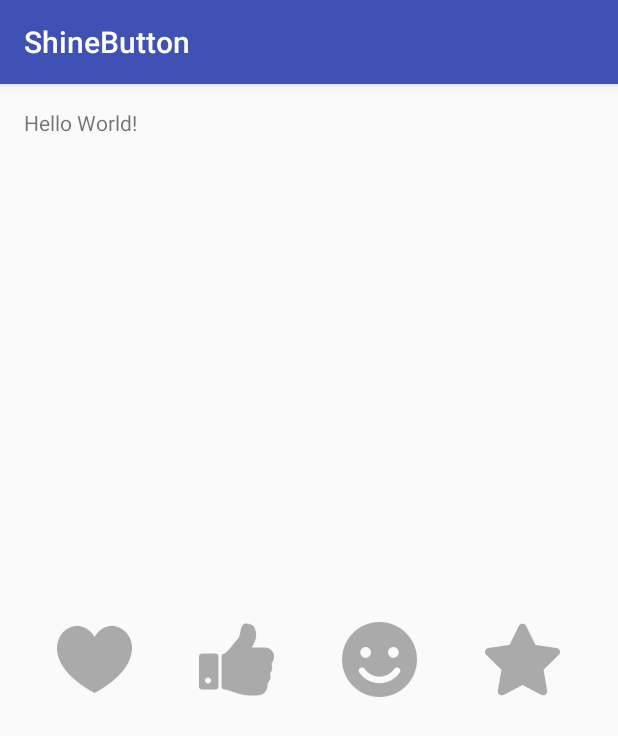
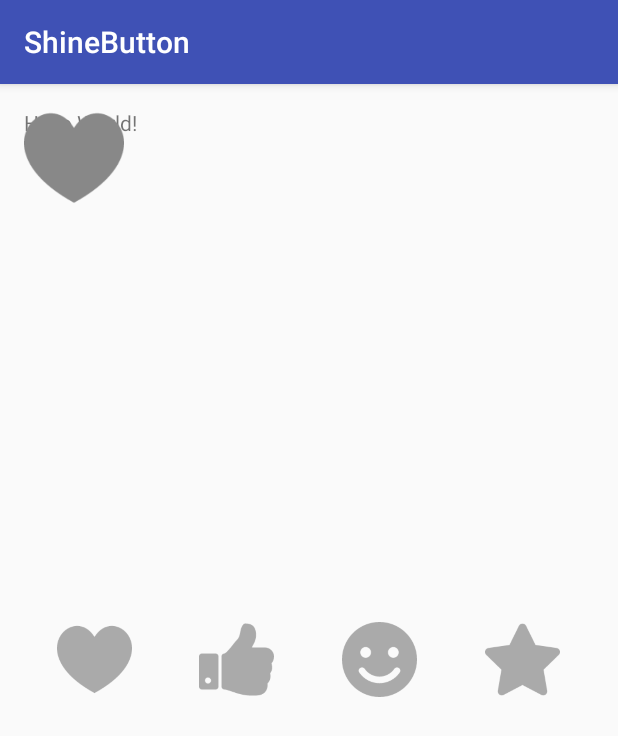
Before and after one commit to ChadCSong/ShineButton, an Android app: the screen it shows after launch (MainActivity), on a phone screen of 412 x 824 dp. Shown: the top 736 px of the screen. Run offline under Robolectric (Android 15) with nearby library versions, the phone set to English and light mode, and no system bars; libraries missing offline, so code that uses them is left out: com.daasuu.ei.

```diff
--- a/app/src/main/java/com/sackcentury/shinebutton/MainActivity.java
+++ b/app/src/main/java/com/sackcentury/shinebutton/MainActivity.java
@@ -1,9 +1,11 @@
 package com.sackcentury.shinebutton;
 
+import android.graphics.Color;
 import android.os.Bundle;
 import android.support.v7.app.AppCompatActivity;
 import android.util.Log;
 import android.view.View;
+import android.widget.LinearLayout;
 
 import com.sackcentury.shinebuttonlib.ShineButton;
 
@@ -19,6 +21,9 @@ public class MainActivity extends AppCompatActivity {
         super.onCreate(savedInstanceState);
         setContentView(R.layout.activity_main);
         shineButton = (ShineButton) findViewById(R.id.po_image0);
+
+        LinearLayout linearLayout = (LinearLayout) findViewById(R.id.wrapper);
+
         if (shineButton != null)
             shineButton.init(this);
         porterShapeImageView1 = (ShineButton) findViewById(R.id.po_image1);
@@ -30,6 +35,20 @@ public class MainActivity extends AppCompatActivity {
         porterShapeImageView3 = (ShineButton) findViewById(R.id.po_image3);
         if (porterShapeImageView3 != null)
             porterShapeImageView3.init(this);
+
+
+        ShineButton shineButtonJava = new ShineButton(this);
+
+        shineButtonJava.setBtnColor(Color.GRAY);
+        shineButtonJava.setBtnFillColor(Color.RED);
+        shineButtonJava.setShapeResource(R.raw.heart);
+        shineButtonJava.setAllowRandomColor(true);
+        LinearLayout.LayoutParams layoutParams = new LinearLayout.LayoutParams(100, 100);
+        shineButtonJava.setLayoutParams(layoutParams);
+        if (linearLayout != null) {
+            linearLayout.addView(shineButtonJava);
+        }
+
 
 
         shineButton.setOnClickListener(new View.OnClickListener() {
@@ -44,12 +63,7 @@ public class MainActivity extends AppCompatActivity {
                 Log.e(TAG, "click "+checked);
             }
         });
-        porterShapeImageView1.setOnClickListener(new View.OnClickListener() {
-            @Override
-            public void onClick(View view) {
-                Log.e(TAG, "click");
-            }
-        });
+
         porterShapeImageView2.setOnClickListener(new View.OnClickListener() {
             @Override
             public void onClick(View view) {
--- a/app/src/main/res/layout/activity_main.xml
+++ b/app/src/main/res/layout/activity_main.xml
@@ -87,4 +87,12 @@
                 app:siShape="@raw/star"/>
         </RelativeLayout>
     </LinearLayout>
+
+    <LinearLayout
+        android:layout_width="match_parent"
+        android:layout_height="wrap_content"
+        android:orientation="horizontal"
+        android:id="@+id/wrapper">
+
+    </LinearLayout>
 </RelativeLayout>
--- a/shinebuttonlib/src/main/java/com/sackcentury/shinebuttonlib/PorterImageView.java
+++ b/shinebuttonlib/src/main/java/com/sackcentury/shinebuttonlib/PorterImageView.java
@@ -141,6 +141,12 @@ public abstract class PorterImageView extends ImageView {
 
     @Override
     protected void onMeasure(int widthMeasureSpec, int heightMeasureSpec) {
+        if (widthMeasureSpec == 0) {
+            widthMeasureSpec = 50;
+        }
+        if (heightMeasureSpec == 0) {
+            heightMeasureSpec = 50;
+        }
         super.onMeasure(widthMeasureSpec, heightMeasureSpec);
     }
 }
--- a/shinebuttonlib/src/main/java/com/sackcentury/shinebuttonlib/PorterShapeImageView.java
+++ b/shinebuttonlib/src/main/java/com/sackcentury/shinebuttonlib/PorterShapeImageView.java
@@ -36,6 +36,11 @@ public class PorterShapeImageView extends PorterImageView {
             typedArray.recycle();
         }
         matrix = new Matrix();
+    }
+
+    void setShape(Drawable drawable) {
+        shape = drawable;
+        invalidate();
     }
 
     @Override
--- a/shinebuttonlib/src/main/java/com/sackcentury/shinebuttonlib/ShineButton.java
+++ b/shinebuttonlib/src/main/java/com/sackcentury/shinebuttonlib/ShineButton.java
@@ -7,6 +7,7 @@ import android.content.Context;
 import android.content.res.TypedArray;
 import android.graphics.Canvas;
 import android.graphics.Color;
+import android.os.Build;
 import android.util.AttributeSet;
 import android.util.DisplayMetrics;
 import android.util.Log;
@@ -27,13 +28,16 @@ public class ShineButton extends PorterShapeImageView {
     private static final String TAG = "ShineButton";
     private boolean isChecked = false;
 
-    private int btn_color;
-    private int btn_fill_color;
+    private int btnColor;
+    private int btnFillColor;
+
+    int DEFAULT_WIDTH = 50;
+    int DEFAULT_HEIGHT = 50;
 
     Activity activity;
     ShineView shineView;
     ValueAnimator shakeAnimator;
-    ShineView.ShineParams shineParams;
+    ShineView.ShineParams shineParams = new ShineView.ShineParams();
 
     OnCheckedChangeListener listener;
 
@@ -41,6 +45,9 @@ public class ShineButton extends PorterShapeImageView {
 
     public ShineButton(Context context) {
         super(context);
+        if (context instanceof Activity) {
+            init((Activity) context);
+        }
     }
 
     public ShineButton(Context context, AttributeSet attrs) {
@@ -55,13 +62,13 @@ public class ShineButton extends PorterShapeImageView {
     }
 
     private void initButton(Context context, AttributeSet attrs) {
+
         if (context instanceof Activity) {
             init((Activity) context);
         }
-        shineParams = new ShineView.ShineParams();
         TypedArray a = context.obtainStyledAttributes(attrs, R.styleable.ShineButton);
-        btn_color = a.getColor(R.styleable.ShineButton_btn_color, Color.GRAY);
-        btn_fill_color = a.getColor(R.styleable.ShineButton_btn_fill_color, Color.BLACK);
+        btnColor = a.getColor(R.styleable.ShineButton_btn_color, Color.GRAY);
+        btnFillColor = a.getColor(R.styleable.ShineButton_btn_fill_color, Color.BLACK);
         shineParams.allowRandomColor = a.getBoolean(R.styleable.ShineButton_allow_random_color, false);
         shineParams.animDuration = a.getInteger(R.styleable.ShineButton_shine_animation_duration, (int) shineParams.animDuration);
         shineParams.bigShineColor = a.getColor(R.styleable.ShineButton_big_shine_color, shineParams.bigShineColor);
@@ -72,9 +79,8 @@ public class ShineButton extends PorterShapeImageView {
         shineParams.shineTurnAngle = a.getFloat(R.styleable.ShineButton_shine_turn_angle, shineParams.shineTurnAngle);
         shineParams.smallShineColor = a.getColor(R.styleable.ShineButton_small_shine_color, shineParams.smallShineColor);
         shineParams.smallShineOffsetAngle = a.getFloat(R.styleable.ShineButton_small_shine_offset_angle, shineParams.smallShineOffsetAngle);
-
         a.recycle();
-        setSrcColor(btn_color);
+        setSrcColor(btnColor);
     }
 
     public int getBottomHeight() {
@@ -82,7 +88,7 @@ public class ShineButton extends PorterShapeImageView {
     }
 
     public int getColor() {
-        return btn_fill_color;
+        return btnFillColor;
     }
 
     public boolean isChecked() {
@@ -90,21 +96,22 @@ public class ShineButton extends PorterShapeImageView {
     }
 
 
-    public void setBtn_color(int btn_color) {
-        this.btn_color = btn_color;
+    public void setBtnColor(int btnColor) {
+        this.btnColor = btnColor;
+        setSrcColor(this.btnColor);
     }
 
-    public void setBtn_fill_color(int btn_fill_color) {
-        this.btn_fill_color = btn_fill_color;
+    public void setBtnFillColor(int btnFillColor) {
+        this.btnFillColor = btnFillColor;
     }
 
     public void setChecked(boolean checked) {
         isChecked = checked;
         if (checked) {
-            setSrcColor(btn_fill_color);
+            setSrcColor(btnFillColor);
             isChecked = true;
         } else {
-            setSrcColor(btn_color);
+            setSrcColor(btnColor);
             isChecked = false;
         }
         onListenerUpdate(checked);
@@ -117,13 +124,62 @@ public class ShineButton extends PorterShapeImageView {
     }
 
     public void setCancel() {
-        setSrcColor(btn_color);
+        setSrcColor(btnColor);
+        if (shakeAnimator != null) {
+            shakeAnimator.cancel();
+        }
         isChecked = false;
+    }
+
+    public void setAllowRandomColor(boolean allowRandomColor) {
+        shineParams.allowRandomColor = allowRandomColor;
+    }
+
+    public void setAnimDuration(int durationMs) {
+        shineParams.animDuration = durationMs;
+    }
+
+    public void setBigShineColor(int color) {
+        shineParams.bigShineColor = color;
+    }
+
+    public void setClickAnimDuration(int durationMs) {
+        shineParams.clickAnimDuration = durationMs;
+    }
+
+    public void enableFlashing(boolean enable) {
+        shineParams.enableFlashing = enable;
+    }
+
+    public void setShineCount(int count) {
+        shineParams.shineCount = count;
+    }
+
+    public void setShineDistanceMultiple(float multiple) {
+        shineParams.shineDistanceMultiple = multiple;
+    }
+
+    public void setShineTurnAngle(float angle) {
+        shineParams.shineTurnAngle = angle;
+    }
+
+    public void setSmallShineColor(int color) {
+        shineParams.smallShineColor = color;
+    }
+
+    public void setSmallShineOffAngle(float angle) {
+        shineParams.smallShineOffsetAngle = angle;
     }
 
     @Override
     public void setOnClickListener(OnClickListener l) {
-        super.setOnClickListener(new OnButtonClickListener(l));
+        if (l instanceof OnButtonClickListener) {
+            super.setOnClickListener(l);
+        } else {
+            if (onButtonClickListener != null) {
+                onButtonClickListener.setListener(l);
+            }
+        }
     }
 
     public void setOnCheckStateChangeListener(OnCheckedChangeListener listener) {
@@ -131,8 +187,13 @@ public class ShineButton extends PorterShapeImageView {
     }
 
 
+    OnButtonClickListener onButtonClickListener;
+
     public void init(Activity activity) {
         this.activity = activity;
+        onButtonClickListener = new OnButtonClickListener();
+        setOnClickListener(onButtonClickListener);
+
     }
 
     @Override
@@ -165,6 +226,14 @@ public class ShineButton extends PorterShapeImageView {
         }
     }
 
+    public void setShapeResource(int raw) {
+        if (Build.VERSION.SDK_INT >= Build.VERSION_CODES.LOLLIPOP) {
+            setShape(getResources().getDrawable(raw, null));
+        } else {
+            setShape(getResources().getDrawable(raw));
+        }
+    }
+
     private void doShareAnim() {
         shakeAnimator = ValueAnimator.ofFloat(0.4f, 1f, 0.9f, 1f);
         shakeAnimator.setInterpolator(new LinearInterpolator());
@@ -181,7 +250,7 @@ public class ShineButton extends PorterShapeImageView {
         shakeAnimator.addListener(new Animator.AnimatorListener() {
             @Override
             public void onAnimationStart(Animator animator) {
-                setSrcColor(btn_fill_color);
+                setSrcColor(btnFillColor);
             }
 
             @Override
@@ -208,7 +277,14 @@ public class ShineButton extends PorterShapeImageView {
     }
 
     public class OnButtonClickListener implements OnClickListener {
+        public void setListener(OnClickListener listener) {
+            this.listener = listener;
+        }
+
         OnClickListener listener;
+
+        public OnButtonClickListener() {
+        }
 
         public OnButtonClickListener(OnClickListener l) {
             listener = l;
@@ -217,13 +293,15 @@ public class ShineButton extends PorterShapeImageView {
         @Override
         public void onClick(View view) {
             if (!isChecked) {
+                isChecked = true;
                 showAnim();
-                isChecked = true;
             } else {
                 setCancel();
             }
             onListenerUpdate(isChecked);
-            listener.onClick(view);
+            if (listener != null) {
+                listener.onClick(view);
+            }
         }
     }
 
```
